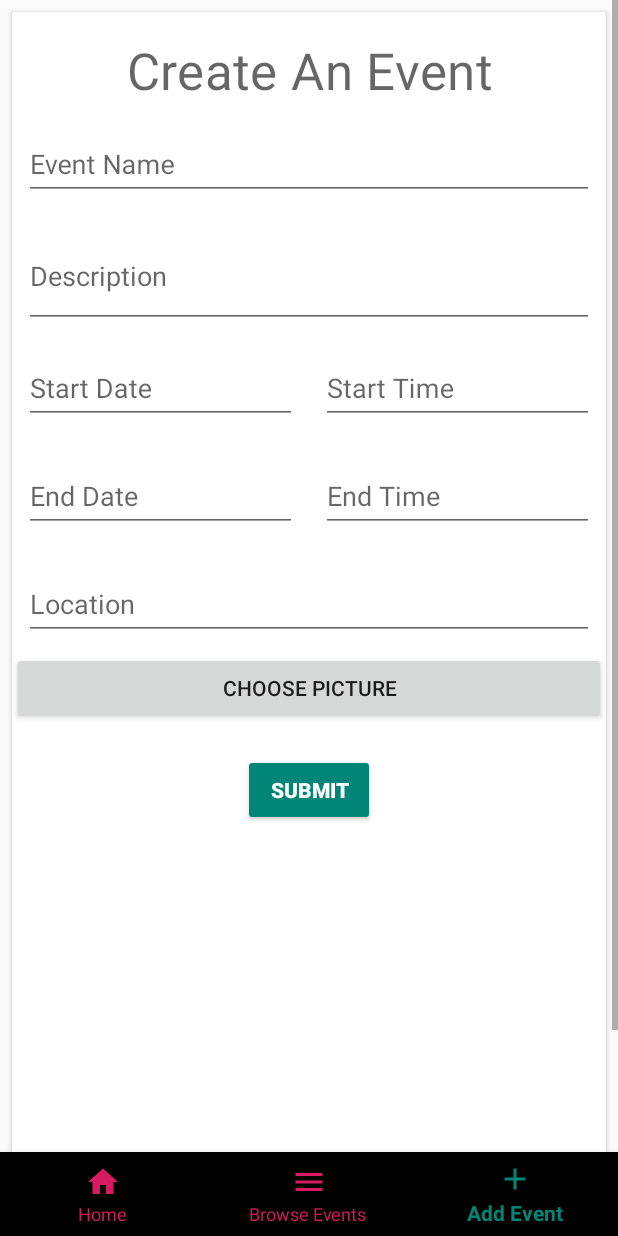
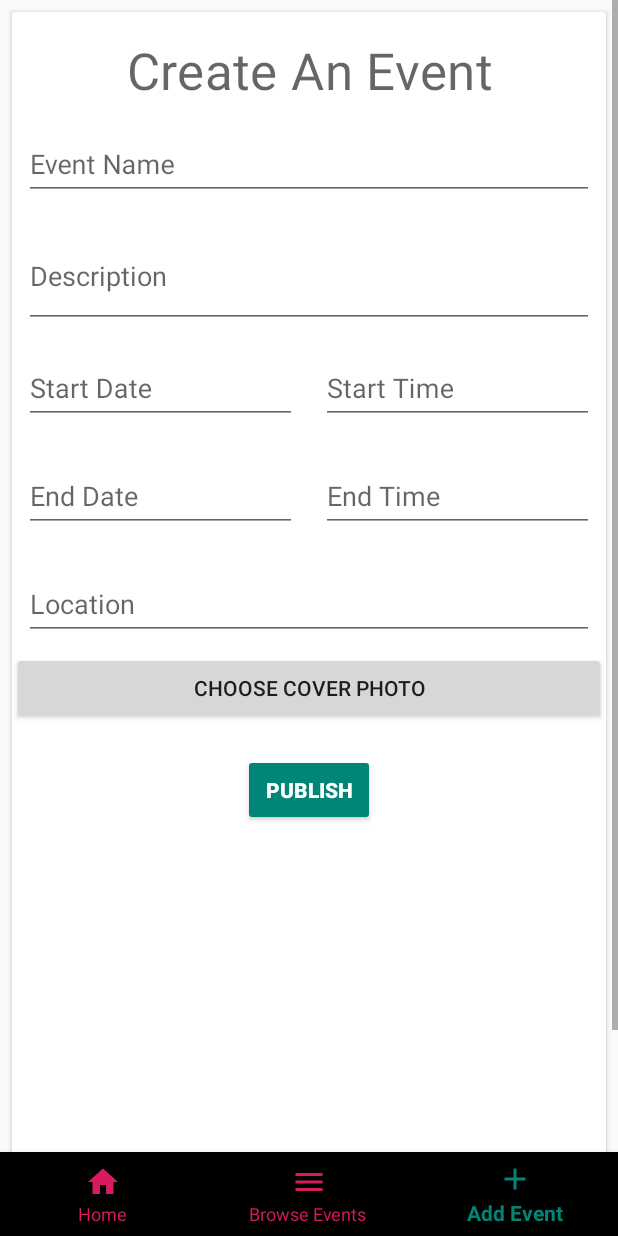
Before and after one commit to markfonte/InstEvents, an Android app: the AddEventFragment screen opened through its navigation route, on a phone screen of 412 x 824 dp. Run offline under Robolectric (Android 15) with nearby library versions, the phone set to English and light mode, and no system bars; our stand-ins replace Firebase (no records; nobody signed in at launch, a user with empty details on screens opened directly), Volley, data binding, navigation-ui; network calls fail; 2 statements that could not run were skipped.

Commit message:
changed wording on some action buttons

```diff
--- a/android/app/src/main/res/layout/fragment_add_event.xml
+++ b/android/app/src/main/res/layout/fragment_add_event.xml
@@ -201,7 +201,7 @@
                         android:id="@+id/enter_event_choose_picture"
                         android:layout_width="0dp"
                         android:layout_height="wrap_content"
-                        android:text="Choose Picture"
+                        android:text="Choose Cover Photo"
                         app:layout_constraintEnd_toEndOf="parent"
                         app:layout_constraintStart_toStartOf="parent"
                         app:layout_constraintTop_toBottomOf="@+id/new_event_image" />
@@ -211,7 +211,7 @@
                         android:layout_width="wrap_content"
                         android:layout_height="wrap_content"
                         android:layout_marginTop="20dp"
-                        android:text="Submit"
+                        android:text="Publish"
                         android:maxWidth="160dp"
                         android:textColor="@android:color/white"
                         app:layout_constraintEnd_toEndOf="parent"
```
